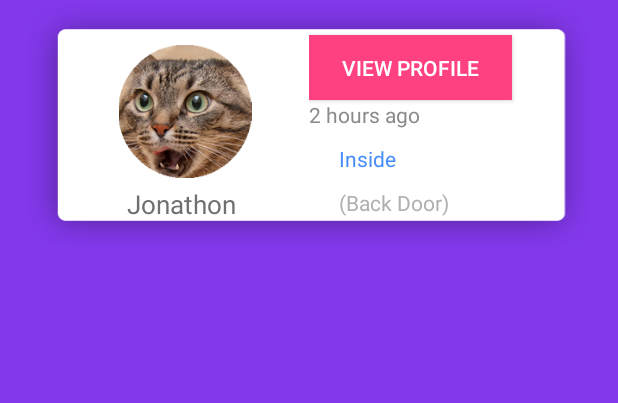
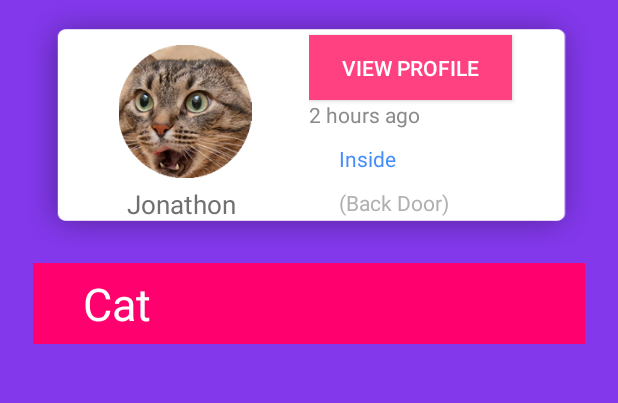
Before and after one commit to CatTrack/Android-Front-End, an Android app: the screen it shows after launch once a user with an empty profile is signed in (MainActivity), on a phone screen of 412 x 824 dp, the part 199-602 px from its top. Run offline under Robolectric (Android 15) with nearby library versions, the phone set to English and light mode, and no system bars; our stand-ins replace Firebase (no records; nobody signed in at launch, a user with empty details on screens opened directly); Roboto replaces fonts that are not available here.

Commit message:
Able to progrmatically create new elements on screen

```diff
--- a/app/src/main/java/com/thinkengineer/utc/cattrack/MainActivity.kt
+++ b/app/src/main/java/com/thinkengineer/utc/cattrack/MainActivity.kt
@@ -1,23 +1,21 @@
 package com.thinkengineer.utc.cattrack
 
-import com.google.android.gms.tasks.OnCompleteListener;
-import com.google.android.gms.tasks.Task;
-import com.google.firebase.auth.AuthResult;
 import com.google.firebase.auth.FirebaseAuth;
-import com.google.firebase.auth.FirebaseUser;
-
 import android.content.Intent
 import android.support.v7.app.AppCompatActivity
 import android.os.Bundle
 import android.widget.Button
-import android.widget.HorizontalScrollView
-import android.widget.LinearLayout
 import android.widget.TextView
 import com.google.firebase.database.DataSnapshot
 import com.google.firebase.database.DatabaseError
 import com.google.firebase.database.FirebaseDatabase
 import com.google.firebase.database.ValueEventListener
-import kotlinx.android.synthetic.main.activity_main.view.*
+import kotlinx.android.synthetic.main.activity_main.*
+import android.graphics.Color
+import android.graphics.Typeface
+import android.util.TypedValue
+import android.widget.LinearLayout.LayoutParams
+import android.widget.Toast
 
 class MainActivity : AppCompatActivity() {
     private lateinit var displayName: TextView
@@ -43,6 +41,42 @@ class MainActivity : AppCompatActivity() {
         cat1Button.setOnClickListener(){
             setContentView(R.layout.activity_cat1profile)}
 
+        val text_view: TextView = TextView(this)
+
+        // Creating a LinearLayout.LayoutParams object for text view
+        var params : LayoutParams = LayoutParams(
+                LayoutParams.MATCH_PARENT, // This will define text view width
+                LayoutParams.WRAP_CONTENT // This will define text view height
+        )
+
+        // Add margin to the text view
+        params.setMargins(10,10,10,10)
+
+        // Now, specify the text view width and height (dimension)
+        text_view.layoutParams = params
+
+        // Display some text on the newly created text view
+        text_view.text = "Cat"
+
+        // Set the text view font/text size
+        text_view.setTextSize(TypedValue.COMPLEX_UNIT_SP,30F)
+
+        // Set the text view text color
+        text_view.setTextColor(Color.WHITE)
+
+        // Change the text view background color
+        text_view.setBackgroundColor(Color.parseColor("#ff006e"))
+
+        // Put some padding on text view text
+        text_view.setPadding(50,10,10,10)
+
+        // Set a click listener for newly generated text view
+        text_view.setOnClickListener{
+            Toast.makeText(this,text_view.text,Toast.LENGTH_SHORT).show()
+        }
+
+        // Finally, add the text view to the view group
+        catsLayout.addView(text_view)
         logout.setOnClickListener(){
             auth.signOut()
             val intent = Intent(this@MainActivity, LoginActivity::class.java)
@@ -65,7 +99,7 @@ class MainActivity : AppCompatActivity() {
     private fun loadData(userId: String){
         val dataListener = object : ValueEventListener{
             override fun onCancelled(p0: DatabaseError) {
-                TODO("not implemented") //To change body of created functions use File | Settings | File Templates.
+                return //TODO("not implemented") //To change body of created functions use File | Settings | File Templates.
             }
 
             override fun onDataChange(dataSnapshot: DataSnapshot) {
--- a/app/src/main/res/layout/activity_main.xml
+++ b/app/src/main/res/layout/activity_main.xml
@@ -43,6 +43,7 @@
             android:layout_height="match_parent">
 
             <LinearLayout
+                android:id="@+id/catsLayout"
                 android:layout_width="match_parent"
                 android:layout_height="129dp"
                 android:gravity="start"
@@ -77,8 +78,8 @@
                             android:layout_width="match_parent"
                             android:layout_height="4dp"
                             android:layout_weight="1"
+                            android:gravity="center|top"
                             android:text="     Jonathon"
-                            android:gravity="center|top"
                             android:textColor="#707070"
                             android:textSize="17dp" />
                     </LinearLayout>
@@ -109,8 +110,8 @@
                             android:layout_height="5dp"
                             android:layout_weight="1"
                             android:contentDescription="timestamp"
+                            android:gravity=""
                             android:text="2 hours ago"
-                            android:gravity=""
                             android:textColor="#8B8B8B"
                             android:textSize="14dp" />
 
```
Also changed, not shown: 3 other files.
